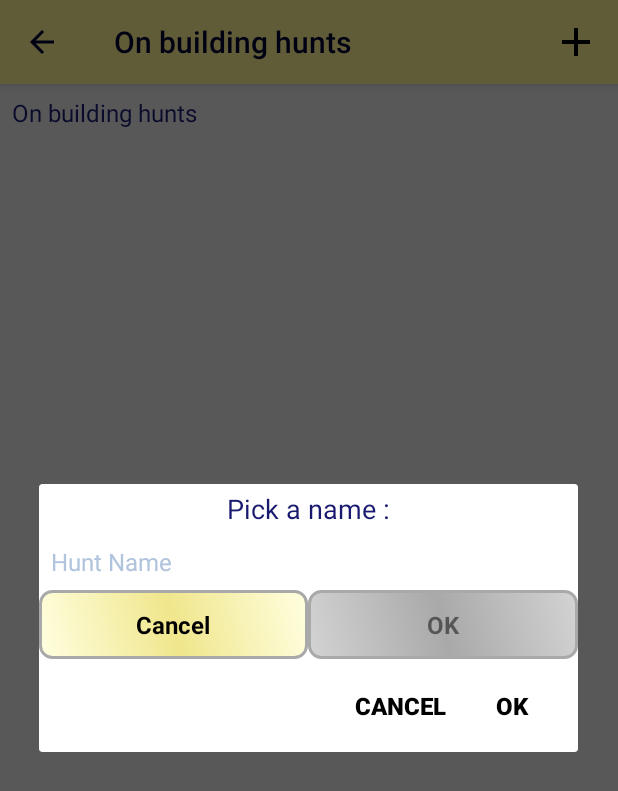
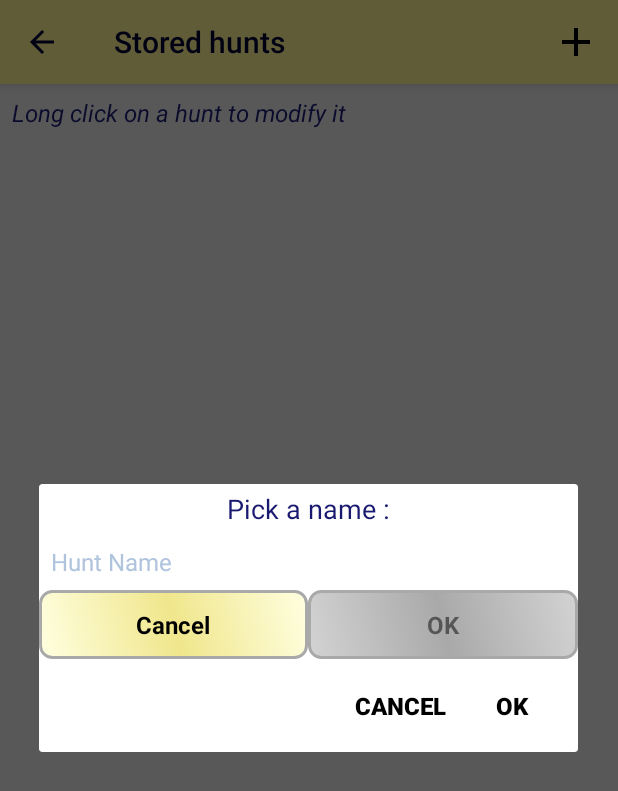
Before and after one commit to chiaercolani/TreasureHuntApp, an Android app: the OnBuildingHuntActivity screen opened directly, with no data from a screen before it, after a tap on "New Hunt", on a phone screen of 412 x 824 dp. Shown: the top 791 px of the screen. Run offline under Robolectric (Android 15) with nearby library versions, the phone set to English and light mode, and no system bars.

Commit message:
21/01/2017 1

```diff
--- a/app/src/debug/res/values/google_maps_api.xml
+++ b/app/src/debug/res/values/google_maps_api.xml
@@ -16,11 +16,8 @@
     string in this file.
     -->
     <string name="google_maps_key" templateMergeStrategy="preserve" translatable="false">
-<<<<<<< HEAD
         AIzaSyDQPuI92P8oTzXW9tKXsEyppBt2MyYDrq4
-=======
         <!--AIzaSyDQPuI92P8oTzXW9tKXsEyppBt2MyYDrq4-->
-
->>>>>>> ed041f0cfc2437942f6c45365ce8ea49ca01b7b0
+        <!--ed041f0cfc2437942f6c45365ce8ea49ca01b7b0-->
     </string>
 </resources>
--- a/app/src/main/java/com/example/chiaraercolani/treasurehunt/JoinedHuntStartActivity.java
+++ b/app/src/main/java/com/example/chiaraercolani/treasurehunt/JoinedHuntStartActivity.java
@@ -83,7 +83,7 @@ public class JoinedHuntStartActivity extends FragmentActivity implements OnMapRe
 
     public interface MyDialogCloseListener
     {
-        public void handleDialogClose(DialogInterface dialog);
+        void handleDialogClose(DialogInterface dialog);
     }
 
     MyDialogCloseListener closeListener   = new MyDialogCloseListener() {
@@ -124,7 +124,7 @@ public class JoinedHuntStartActivity extends FragmentActivity implements OnMapRe
         LocationManager locationManager = (LocationManager) getSystemService(Context.LOCATION_SERVICE);
 
         //dialog to prompt user to enable the GPS provider
-        if (!locationManager.isProviderEnabled(LocationManager.GPS_PROVIDER) ||
+        if (!locationManager.isProviderEnabled(LocationManager.GPS_PROVIDER) &&
                 !locationManager.isProviderEnabled(LocationManager.NETWORK_PROVIDER)) {
             // Build the alert dialog
             AlertDialog.Builder builder = new AlertDialog.Builder(this);
--- a/app/src/main/java/com/example/chiaraercolani/treasurehunt/OnBuildingHuntActivity.java
+++ b/app/src/main/java/com/example/chiaraercolani/treasurehunt/OnBuildingHuntActivity.java
@@ -81,7 +81,7 @@ public class OnBuildingHuntActivity extends AppCompatActivity {
         Toolbar toolbar = (Toolbar) findViewById(R.id.on_building_hunt_activity_toolbar);
         setSupportActionBar(toolbar);
         getSupportActionBar().setDisplayHomeAsUpEnabled(true);
-        getSupportActionBar().setTitle("On building hunts"); //TODO put a nice title
+        getSupportActionBar().setTitle("Stored hunts"); //TODO put a nice title
 
         HuntDirectoryReader huntDirectoryReader = new HuntDirectoryReader(getApplicationContext().getFilesDir());
         onBuildingHuntsList = huntDirectoryReader.getHuntFileList();
--- a/app/src/main/res/layout/activity_on_building_hunt.xml
+++ b/app/src/main/res/layout/activity_on_building_hunt.xml
@@ -22,7 +22,8 @@
         android:layout_margin="4dp"
         android:layout_width="match_parent"
         android:layout_height="wrap_content"
-        android:text="On building hunts"
+        android:text="Long click on a hunt to modify it"
+        android:textStyle="italic"
         android:textSize="16sp"/>
 
     <ListView
```
Also changed, not shown: app/src/main/java/com/example/chiaraercolani/treasurehunt/PickStepPositionActivity.java (+22 -0 lines), app/src/main/java/com/example/chiaraercolani/treasurehunt/Step.java (+5 -5 lines).
